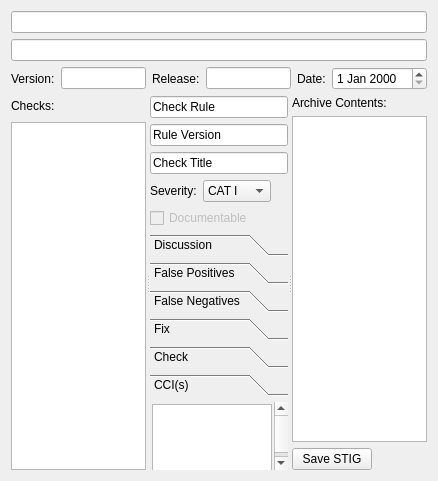
Above: src/stigedit.ui from squinky86/STIGQter before the change. Below: the same form after it.
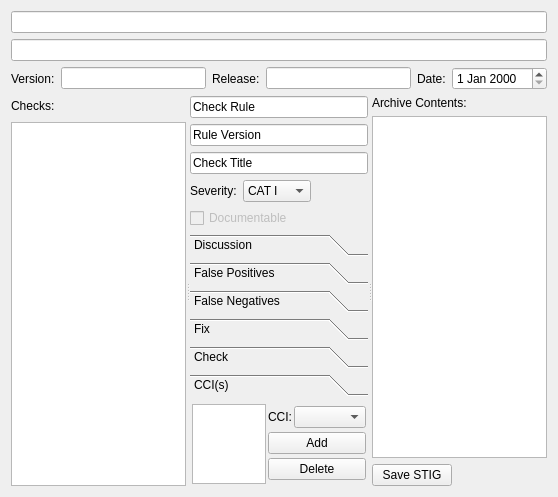
That is the form after the change.

Commit message: show mapped CCIs

Diff of the .ui file:
```diff
--- a/src/stigedit.ui
+++ b/src/stigedit.ui
@@ -6,8 +6,8 @@
    <rect>
     <x>0</x>
     <y>0</y>
-    <width>438</width>
-    <height>474</height>
+    <width>558</width>
+    <height>497</height>
    </rect>
   </property>
   <property name="windowTitle">
@@ -442,8 +442,8 @@
            <rect>
             <x>0</x>
             <y>0</y>
-            <width>136</width>
-            <height>81</height>
+            <width>220</width>
+            <height>104</height>
            </rect>
           </property>
           <attribute name="label">
@@ -466,20 +466,43 @@
             <number>2</number>
            </property>
            <item>
-            <widget class="QTextEdit" name="txtCcis">
-             <property name="readOnly">
-              <bool>false</bool>
-             </property>
-             <property name="acceptRichText">
-              <bool>false</bool>
-             </property>
-             <property name="text" stdset="0">
-              <string>CCI(s)</string>
-             </property>
-             <property name="wordWrap" stdset="0">
-              <bool>true</bool>
-             </property>
-            </widget>
+            <layout class="QHBoxLayout" name="horizontalLayout">
+             <item>
+              <widget class="QListWidget" name="lstCCIs"/>
+             </item>
+             <item>
+              <layout class="QVBoxLayout" name="verticalLayout_8">
+               <item>
+                <layout class="QHBoxLayout" name="horizontalLayout_3">
+                 <item>
+                  <widget class="QLabel" name="lblCcis">
+                   <property name="text">
+                    <string>CCI:</string>
+                   </property>
+                  </widget>
+                 </item>
+                 <item>
+                  <widget class="QComboBox" name="cbCCIs"/>
+                 </item>
+                </layout>
+               </item>
+               <item>
+                <widget class="QPushButton" name="btnCciAdd">
+                 <property name="text">
+                  <string>Add</string>
+                 </property>
+                </widget>
+               </item>
+               <item>
+                <widget class="QPushButton" name="btnCciDelete">
+                 <property name="text">
+                  <string>Delete</string>
+                 </property>
+                </widget>
+               </item>
+              </layout>
+             </item>
+            </layout>
            </item>
           </layout>
          </widget>
```
Left out of the diff: 20 changed lines with no effect on the pictures. The commit also changes 1 other file.
